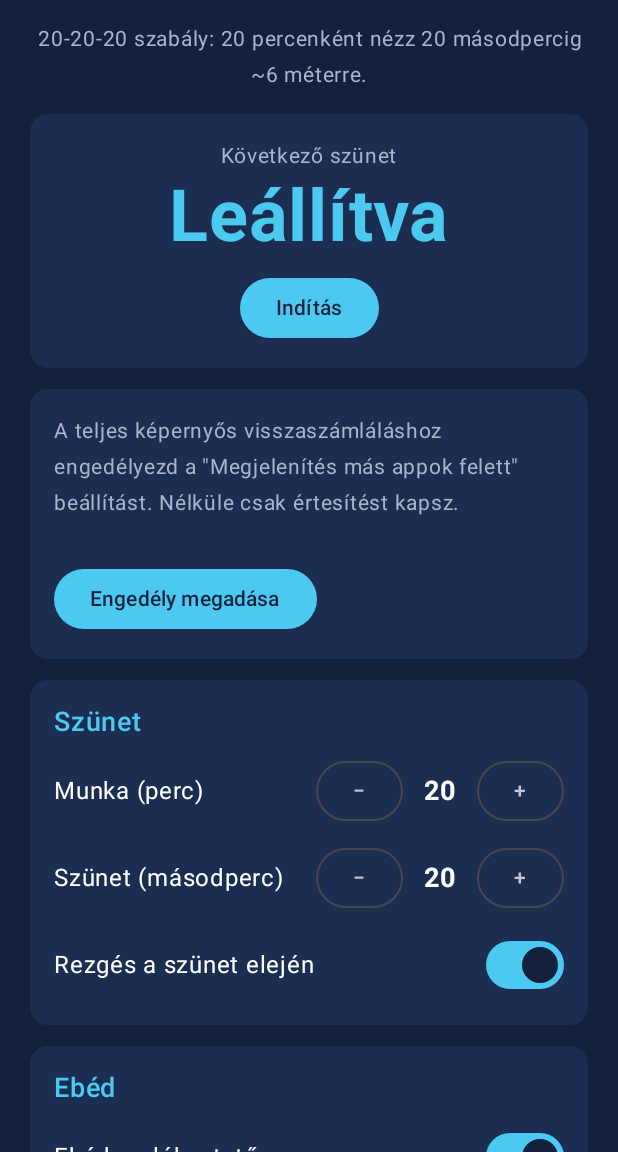
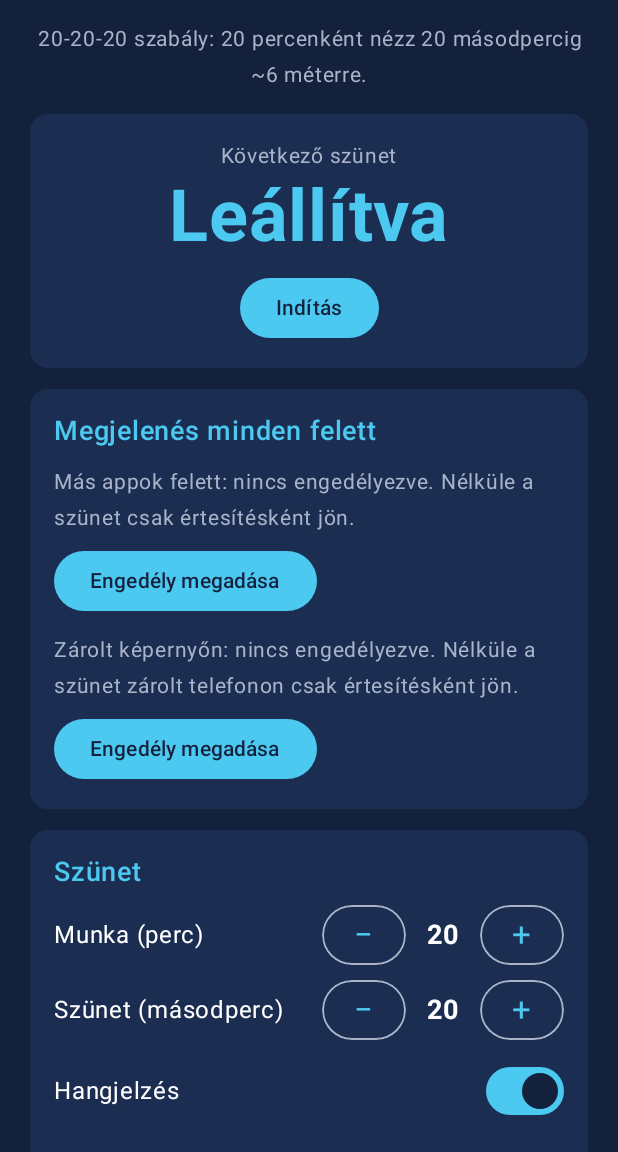
Before and after one commit to szobek/szemkimelo, an Android app built with Jetpack Compose: the screen it shows after launch (MainActivity), on a phone screen of 412 x 824 dp, the part 84-1236 px from its top. Run offline under Robolectric (Android 15) with nearby library versions, the phone set to English and light mode, and no system bars.

```diff
--- a/android/app/src/main/java/hu/szobek/szemkimelo/MainActivity.kt
+++ b/android/app/src/main/java/hu/szobek/szemkimelo/MainActivity.kt
@@ -2,6 +2,7 @@ package hu.szobek.szemkimelo
 
 import android.Manifest
 import android.app.TimePickerDialog
+import android.content.Context
 import android.content.Intent
 import android.content.pm.PackageManager
 import android.net.Uri
@@ -12,7 +13,11 @@ import androidx.activity.ComponentActivity
 import androidx.activity.compose.rememberLauncherForActivityResult
 import androidx.activity.compose.setContent
 import androidx.activity.result.contract.ActivityResultContracts
+import androidx.compose.foundation.background
+import androidx.compose.foundation.border
+import androidx.compose.foundation.gestures.detectTapGestures
 import androidx.compose.foundation.layout.Arrangement
+import androidx.compose.foundation.layout.Box
 import androidx.compose.foundation.layout.Column
 import androidx.compose.foundation.layout.Row
 import androidx.compose.foundation.layout.Spacer
@@ -20,11 +25,13 @@ import androidx.compose.foundation.layout.fillMaxSize
 import androidx.compose.foundation.layout.fillMaxWidth
 import androidx.compose.foundation.layout.height
 import androidx.compose.foundation.layout.padding
+import androidx.compose.foundation.layout.size
 import androidx.compose.foundation.layout.systemBarsPadding
 import androidx.compose.foundation.rememberScrollState
+import androidx.compose.foundation.shape.RoundedCornerShape
 import androidx.compose.foundation.verticalScroll
+import androidx.compose.material3.AlertDialog
 import androidx.compose.material3.Button
-import androidx.compose.material3.ButtonDefaults
 import androidx.compose.material3.Card
 import androidx.compose.material3.CardDefaults
 import androidx.compose.material3.MaterialTheme
@@ -32,6 +39,7 @@ import androidx.compose.material3.OutlinedButton
 import androidx.compose.material3.Surface
 import androidx.compose.material3.Switch
 import androidx.compose.material3.Text
+import androidx.compose.material3.TextButton
 import androidx.compose.material3.darkColorScheme
 import androidx.compose.runtime.Composable
 import androidx.compose.runtime.LaunchedEffect
@@ -40,16 +48,21 @@ import androidx.compose.runtime.mutableIntStateOf
 import androidx.compose.runtime.mutableLongStateOf
 import androidx.compose.runtime.mutableStateOf
 import androidx.compose.runtime.remember
+import androidx.compose.runtime.rememberUpdatedState
 import androidx.compose.runtime.setValue
 import androidx.compose.ui.Alignment
 import androidx.compose.ui.Modifier
+import androidx.compose.ui.draw.clip
 import androidx.compose.ui.graphics.Color
+import androidx.compose.ui.input.pointer.pointerInput
 import androidx.compose.ui.platform.LocalContext
 import androidx.compose.ui.text.font.FontWeight
 import androidx.compose.ui.text.style.TextAlign
 import androidx.compose.ui.unit.dp
 import androidx.compose.ui.unit.sp
+import kotlinx.coroutines.coroutineScope
 import kotlinx.coroutines.delay
+import kotlinx.coroutines.launch
 
 private val Bg = Color(0xFF14213D)
 private val CardBg = Color(0xFF1C2D52)
@@ -77,6 +90,18 @@ private fun fmtRemaining(ms: Long): String {
     return "%d:%02d".format(s / 60, s % 60)
 }
 
+private fun openOverlaySettings(ctx: Context) = ctx.startActivity(
+    Intent(Settings.ACTION_MANAGE_OVERLAY_PERMISSION, Uri.parse("package:${ctx.packageName}"))
+)
+
+private fun openFullScreenIntentSettings(ctx: Context) {
+    if (Build.VERSION.SDK_INT >= 34) {
+        ctx.startActivity(
+            Intent(Settings.ACTION_MANAGE_APP_USE_FULL_SCREEN_INTENT, Uri.parse("package:${ctx.packageName}"))
+        )
+    }
+}
+
 @Composable
 private fun MainScreen() {
     val ctx = LocalContext.current
@@ -90,11 +115,14 @@ private fun MainScreen() {
     var lunchM by remember { mutableIntStateOf(prefs.lunchMinute) }
     var waterOn by remember { mutableStateOf(prefs.waterEnabled) }
     var waterMin by remember { mutableIntStateOf(prefs.waterMinutes) }
+    var sound by remember { mutableStateOf(prefs.sound) }
     var vibrate by remember { mutableStateOf(prefs.vibrate) }
 
     var now by remember { mutableLongStateOf(System.currentTimeMillis()) }
     var nextBreak by remember { mutableLongStateOf(prefs.nextBreakAt) }
     var canDraw by remember { mutableStateOf(Settings.canDrawOverlays(ctx)) }
+    var canFullScreen by remember { mutableStateOf(Notifications.canUseFullScreenIntent(ctx)) }
+    var showPermissionDialog by remember { mutableStateOf(false) }
 
     LaunchedEffect(Unit) {
         while (true) {
@@ -102,13 +130,23 @@ private fun MainScreen() {
             nextBreak = prefs.nextBreakAt
             running = prefs.running
             canDraw = Settings.canDrawOverlays(ctx)
+            canFullScreen = Notifications.canUseFullScreenIntent(ctx)
             delay(500)
         }
     }
 
-    /** Beállítás módosítása után az ütemezést újra kell számolni. */
-    fun applyChanges() {
-        if (running) ReminderService.send(ctx, ReminderService.ACTION_RESCHEDULE)
+    /**
+     * Beállítás módosítása után újra kell számolni az ütemezést. Gyors léptetésnél (nyomva tartott
+     * gomb) csak a változások megállta után küldjük el, nem minden lépésnél.
+     */
+    var firstRun by remember { mutableStateOf(true) }
+    LaunchedEffect(workMin, waterMin, waterOn, lunchOn, lunchH, lunchM) {
+        if (firstRun) {
+            firstRun = false
+            return@LaunchedEffect
+        }
+        delay(700)
+        if (prefs.running) ReminderService.send(ctx, ReminderService.ACTION_RESCHEDULE)
     }
 
     fun startReminders() {
@@ -120,6 +158,44 @@ private fun MainScreen() {
     val notifPermission = rememberLauncherForActivityResult(
         ActivityResultContracts.RequestPermission()
     ) { startReminders() }
+
+    fun requestNotificationsThenStart() {
+        if (Build.VERSION.SDK_INT >= 33 &&
+            ctx.checkSelfPermission(Manifest.permission.POST_NOTIFICATIONS) != PackageManager.PERMISSION_GRANTED
+        ) {
+            notifPermission.launch(Manifest.permission.POST_NOTIFICATIONS)
+        } else {
+            startReminders()
+        }
+    }
+
+    if (showPermissionDialog) {
+        AlertDialog(
+            onDismissRequest = { showPermissionDialog = false },
+            title = { Text("Engedélyek a figyelmeztetéshez") },
+            text = {
+                Text(
+                    buildString {
+                        append("Hogy a szünet minden felett és zárolt képernyőn is megjelenjen, két engedély kell:\n")
+                        if (!canDraw) append("\n• Megjelenítés más appok felett")
+                        if (!canFullScreen) append("\n• Teljes képernyős értesítések")
+                    }
+                )
+            },
+            confirmButton = {
+                TextButton(onClick = {
+                    showPermissionDialog = false
+                    if (!canDraw) openOverlaySettings(ctx) else openFullScreenIntentSettings(ctx)
+                }) { Text("Beállítás") }
+            },
+            dismissButton = {
+                TextButton(onClick = {
+                    showPermissionDialog = false
+                    requestNotificationsThenStart()
+                }) { Text("Indítás így") }
+            }
+        )
+    }
 
     Column(
         Modifier
@@ -164,62 +240,47 @@ private fun MainScreen() {
                     }
                 } else {
                     Button(onClick = {
-                        if (Build.VERSION.SDK_INT >= 33 &&
-                            ctx.checkSelfPermission(Manifest.permission.POST_NOTIFICATIONS)
-                            != PackageManager.PERMISSION_GRANTED
-                        ) {
-                            notifPermission.launch(Manifest.permission.POST_NOTIFICATIONS)
-                        } else {
-                            startReminders()
-                        }
+                        if (!canDraw || !canFullScreen) showPermissionDialog = true
+                        else requestNotificationsThenStart()
                     }) { Text("Indítás") }
                 }
             }
         }
 
-        // --- Engedély más appok felett
-        SectionCard {
-            if (canDraw) {
-                Text("✓ A teljes képernyős figyelmeztetés engedélyezve van.", color = Muted, fontSize = 14.sp)
-            } else {
-                Text(
-                    "A teljes képernyős visszaszámláláshoz engedélyezd a \"Megjelenítés más appok felett\" " +
-                        "beállítást. Nélküle csak értesítést kapsz.",
-                    color = Muted, fontSize = 14.sp
-                )
-                Spacer(Modifier.height(8.dp))
-                Button(onClick = {
-                    ctx.startActivity(
-                        Intent(Settings.ACTION_MANAGE_OVERLAY_PERMISSION, Uri.parse("package:${ctx.packageName}"))
-                    )
-                }) { Text("Engedély megadása") }
-            }
+        // --- Engedélyek a megjelenéshez
+        SectionCard("Megjelenés minden felett") {
+            PermissionRow(
+                granted = canDraw,
+                grantedText = "Más appok felett: engedélyezve",
+                missingText = "Más appok felett: nincs engedélyezve. Nélküle a szünet csak értesítésként jön.",
+                onFix = { openOverlaySettings(ctx) }
+            )
+            PermissionRow(
+                granted = canFullScreen,
+                grantedText = "Zárolt képernyőn: engedélyezve",
+                missingText = "Zárolt képernyőn: nincs engedélyezve. Nélküle a szünet zárolt telefonon csak értesítésként jön.",
+                onFix = { openFullScreenIntentSettings(ctx) }
+            )
         }
 
         // --- Szünet
         SectionCard("Szünet") {
-            Stepper("Munka (perc)", workMin, 1, 180, 1) {
-                workMin = it; prefs.workMinutes = it; applyChanges()
-            }
-            Stepper("Szünet (másodperc)", breakSec, 5, 300, 5) {
-                breakSec = it; prefs.breakSeconds = it
-            }
+            Stepper("Munka (perc)", workMin, 1, 180, 1) { workMin = it; prefs.workMinutes = it }
+            Stepper("Szünet (másodperc)", breakSec, 5, 300, 5) { breakSec = it; prefs.breakSeconds = it }
+            SwitchRow("Hangjelzés", sound) { sound = it; prefs.sound = it }
             SwitchRow("Rezgés a szünet elején", vibrate) { vibrate = it; prefs.vibrate = it }
         }
 
         // --- Ebéd
         SectionCard("Ebéd") {
-            SwitchRow("Ebéd emlékeztető", lunchOn) { lunchOn = it; prefs.lunchEnabled = it; applyChanges() }
+            SwitchRow("Ebéd emlékeztető", lunchOn) { lunchOn = it; prefs.lunchEnabled = it }
             if (lunchOn) {
-                Row(
-                    Modifier.fillMaxWidth(), verticalAlignment = Alignment.CenterVertically
-                ) {
+                Row(Modifier.fillMaxWidth(), verticalAlignment = Alignment.CenterVertically) {
                     Text("Időpont", Modifier.weight(1f))
                     OutlinedButton(onClick = {
                         TimePickerDialog(ctx, { _, h, m ->
                             lunchH = h; lunchM = m
                             prefs.lunchHour = h; prefs.lunchMinute = m
-                            applyChanges()
                         }, lunchH, lunchM, true).show()
                     }) { Text("%02d:%02d".format(lunchH, lunchM)) }
                 }
@@ -228,11 +289,9 @@ private fun MainScreen() {
 
         // --- Ivás
         SectionCard("Ivás") {
-            SwitchRow("Ivás emlékeztető", waterOn) { waterOn = it; prefs.waterEnabled = it; applyChanges() }
+            SwitchRow("Ivás emlékeztető", waterOn) { waterOn = it; prefs.waterEnabled = it }
             if (waterOn) {
-                Stepper("Időköz (perc)", waterMin, 15, 240, 15) {
-                    waterMin = it; prefs.waterMinutes = it; applyChanges()
-                }
+                Stepper("Időköz (perc)", waterMin, 15, 240, 15) { waterMin = it; prefs.waterMinutes = it }
             }
         }
 
@@ -256,6 +315,18 @@ private fun SectionCard(title: String? = null, content: @Composable () -> Unit)
 }
 
 @Composable
+private fun PermissionRow(granted: Boolean, grantedText: String, missingText: String, onFix: () -> Unit) {
+    if (granted) {
+        Text("✓ $grantedText", color = Muted, fontSize = 14.sp)
+    } else {
+        Column(verticalArrangement = Arrangement.spacedBy(6.dp)) {
+            Text(missingText, color = Muted, fontSize = 14.sp)
+            Button(onClick = onFix) { Text("Engedély megadása") }
+        }
+    }
+}
+
+@Composable
 private fun SwitchRow(label: String, checked: Boolean, onChange: (Boolean) -> Unit) {
     Row(Modifier.fillMaxWidth(), verticalAlignment = Alignment.CenterVertically) {
         Text(label, Modifier.weight(1f))
@@ -264,23 +335,64 @@ private fun SwitchRow(label: String, checked: Boolean, onChange: (Boolean) -> Un
 }
 
 @Composable
-private fun Stepper(
-    label: String, value: Int, min: Int, max: Int, step: Int, onChange: (Int) -> Unit,
-) {
+private fun Stepper(label: String, value: Int, min: Int, max: Int, step: Int, onChange: (Int) -> Unit) {
     Row(Modifier.fillMaxWidth(), verticalAlignment = Alignment.CenterVertically) {
         Text(label, Modifier.weight(1f))
-        OutlinedButton(
-            onClick = { onChange((value - step).coerceAtLeast(min)) },
-            enabled = value > min,
-            colors = ButtonDefaults.outlinedButtonColors()
-        ) { Text("−") }
+        StepButton("−", enabled = value > min) { onChange((value - step).coerceAtLeast(min)) }
         Text(
             value.toString(), Modifier.padding(horizontal = 14.dp),
             fontSize = 18.sp, fontWeight = FontWeight.Bold
         )
-        OutlinedButton(
-            onClick = { onChange((value + step).coerceAtMost(max)) },
-            enabled = value < max
-        ) { Text("+") }
+        StepButton("+", enabled = value < max) { onChange((value + step).coerceAtMost(max)) }
     }
 }
+
+/**
+ * Léptető gomb: egy érintés egyet lép, nyomva tartva folyamatosan, egyre gyorsabban változtat.
+ */
+@Composable
+private fun StepButton(label: String, enabled: Boolean, onStep: () -> Unit) {
+    // A nyomva tartás közben változik az érték, ezért mindig a legfrissebb lambdát kell hívni.
+    val currentStep by rememberUpdatedState(onStep)
+    val currentEnabled by rememberUpdatedState(enabled)
+    var pressed by remember { mutableStateOf(false) }
+    val shape = RoundedCornerShape(20.dp)
+
+    Box(
+        Modifier
+            .size(width = 56.dp, height = 40.dp)
+            .clip(shape)
+            .background(if (pressed && enabled) Accent.copy(alpha = 0.25f) else Color.Transparent)
+            .border(1.dp, if (enabled) Muted else Muted.copy(alpha = 0.3f), shape)
+            .pointerInput(Unit) {
+                detectTapGestures(onPress = {
+                    if (!currentEnabled) return@detectTapGestures
+                    pressed = true
+                    currentStep()
+                    try {
+                        coroutineScope {
+                            val repeater = launch {
+                                delay(450)
+                                var n = 0
+                                while (currentEnabled) {
+                                    currentStep()
+                                    n++
+                                    delay(maxOf(35L, 140L - n * 6L))
+                                }
+                            }
+                            tryAwaitRelease()
+                            repeater.cancel()
+                        }
+                    } finally {
+                        pressed = false
+                    }
+                })
+            },
+        contentAlignment = Alignment.Center
+    ) {
+        Text(
+            label, fontSize = 22.sp,
+            color = if (enabled) Accent else Muted.copy(alpha = 0.4f)
+        )
+    }
+}
--- a/android/app/src/main/java/hu/szobek/szemkimelo/Prefs.kt
+++ b/android/app/src/main/java/hu/szobek/szemkimelo/Prefs.kt
@@ -44,6 +44,10 @@ class Prefs(context: Context) {
         get() = int("water_minutes", 60)
         set(v) = sp.edit().putInt("water_minutes", v).apply()
 
+    var sound: Boolean
+        get() = bool("sound", true)
+        set(v) = sp.edit().putBoolean("sound", v).apply()
+
     var vibrate: Boolean
         get() = bool("vibrate", true)
         set(v) = sp.edit().putBoolean("vibrate", v).apply()
--- a/android/app/src/main/res/values/colors.xml
+++ b/android/app/src/main/res/values/colors.xml
@@ -1,5 +1,6 @@
 <?xml version="1.0" encoding="utf-8"?>
 <resources>
     <color name="bg">#FF14213D</color>
+    <color name="break_bg">#FF050A14</color>
     <color name="ic_launcher_background">#FF14213D</color>
 </resources>
--- a/android/app/src/main/res/values/themes.xml
+++ b/android/app/src/main/res/values/themes.xml
@@ -5,4 +5,11 @@
         <item name="android:statusBarColor">@color/bg</item>
         <item name="android:navigationBarColor">@color/bg</item>
     </style>
+
+    <!-- A szünet-képernyő: teljes képernyős, sötét, a zárolt képernyő fölött is látszik. -->
+    <style name="Theme.Szemkimelo.Break" parent="@android:style/Theme.Material.NoActionBar.Fullscreen">
+        <item name="android:windowBackground">@color/break_bg</item>
+        <item name="android:statusBarColor">@color/break_bg</item>
+        <item name="android:navigationBarColor">@color/break_bg</item>
+    </style>
 </resources>
```
Also changed, not shown: android/app/src/main/AndroidManifest.xml (+12 -0 lines), android/app/src/main/java/hu/szobek/szemkimelo/BreakActivity.kt (added, +52 -0 lines), android/app/src/main/java/hu/szobek/szemkimelo/BreakOverlay.kt (+72 -47 lines), android/app/src/main/java/hu/szobek/szemkimelo/Notifications.kt (+62 -12 lines), android/app/src/main/java/hu/szobek/szemkimelo/ReminderService.kt (+41 -34 lines), 1 other file.
